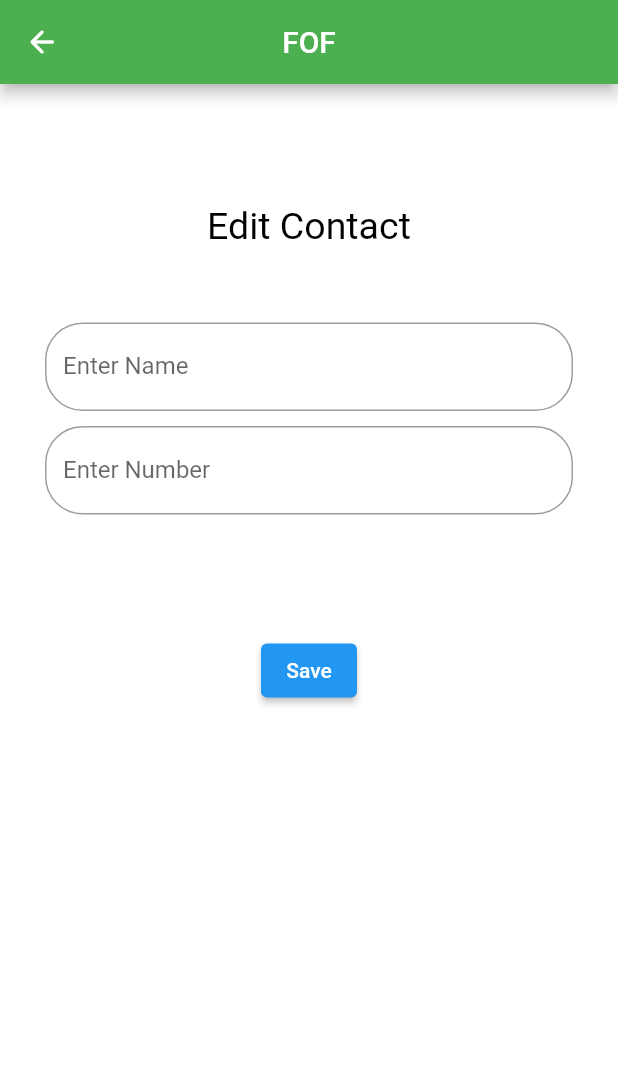
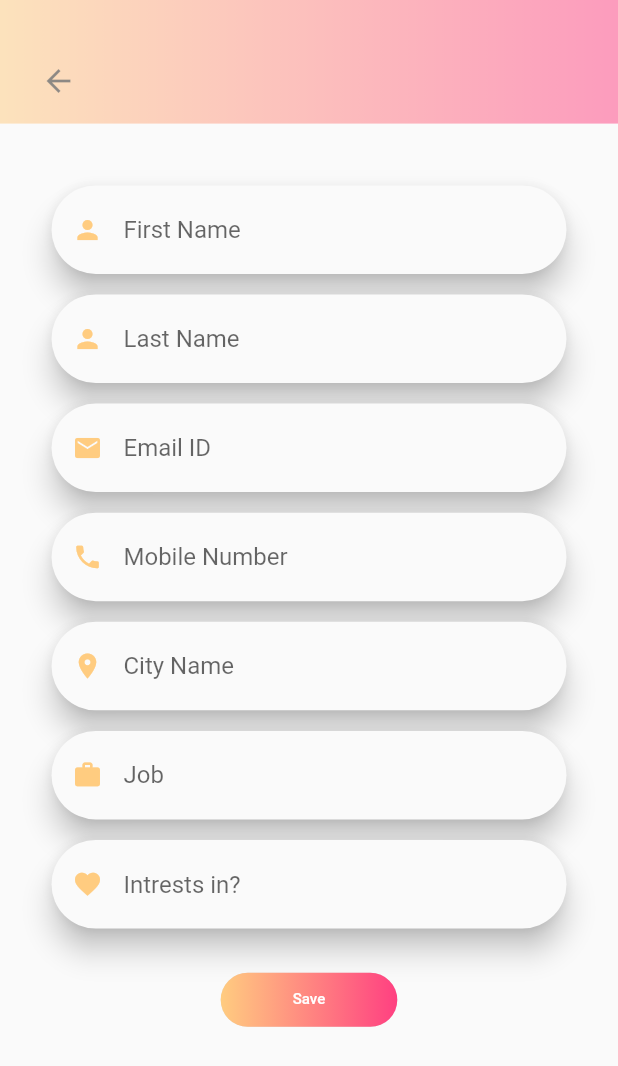
Before and after one commit to amirradjou/FoF, a Flutter app: the ContactView screen opened directly with empty values, on a phone screen of 412 x 824 dp. Shown: the top 1066 px of the screen. Run offline on Flutter 3.47's test engine with Material 2 defaults, Android fonts, the phone set to English and light mode, and no system bars; our stand-ins replace flutter_secure_storage; accounts and stored records are empty; network calls fail; Roboto replaces fonts that are missing (Poppins).

Commit message:
Contact View new Style

```diff
--- a/lib/ContactView.dart
+++ b/lib/ContactView.dart
@@ -1,112 +1,243 @@
+
 import 'package:flutter/cupertino.dart';
 import 'package:flutter/material.dart';
-import 'MyHome.dart';
+import 'package:flutter_app/ui/widgets/customappbar.dart';
+import 'package:flutter_app/ui/widgets/responsive_ui.dart';
+import 'package:flutter_app/ui/widgets/textformfield.dart';
 
 // ignore: must_be_immutable
 class ContactView extends StatelessWidget {
+  String firstName;
   String phoneNumber;
   String contactName;
+  String lastName;
+  String email;
+  String job;
+  String intrests;
+  String cityName;
+  int tempreature;
+  List<dynamic> weatherDescription;
 
 
-  ContactView(String contactName, String phoneNumber, String lastName, String email, String job, String intrests, String cityName, int temperature, String weather_descriptions){
+  ContactView(String firstName, String cellPhone, String lastName,
+      String email, String job, String intrests, String cityName,
+      int temperature, List<dynamic> weatherDescriptions) {
+
+    this.firstName = firstName;
     this.phoneNumber = phoneNumber;
-    this.contactName = contactName;
+    this.lastName = lastName;
+    this.email = email;
+    this.job = job;
+    this.intrests = intrests;
+    this.cityName = cityName;
+    this.tempreature = temperature;
+    this.weatherDescription = weatherDescriptions;
+
   }
+
+  bool checkBoxValue = false;
+  double _height;
+  double _width;
+  double _pixelRatio;
+  bool _large;
+  bool _medium;
 
 
 
   @override
   Widget build(BuildContext context) {
 
-    TextEditingController nameController = TextEditingController(text: contactName);
-    TextEditingController phoneController = TextEditingController(text: phoneNumber);
 
-    return Scaffold(
-        appBar: AppBar(
-          title: Text('FOF'),
-          centerTitle: true,
-          leading:IconButton(
-            icon: Icon(Icons.arrow_back_rounded,color: Colors.white,), onPressed: (){
-            Navigator.pushReplacement(context, MaterialPageRoute(builder: (context) => MyHome()));
-          },
-          ),
-          backgroundColor: Colors.green,
-        ),
-        body: new Material(
-            child: new Container (
-                padding: const EdgeInsets.all(30.0),
-                color: Colors.white,
-                child: new Container(
-                  child: new Center(
-                      child: new Column(
-                          children : [
-                            new Padding(padding: EdgeInsets.only(top: 50.0)),
-                            new Text('Edit Contact',
-                              style: new TextStyle(color: Colors.black, fontSize: 25.0,),),
-                            new Padding(padding: EdgeInsets.only(top: 50.0)),
-                            new TextFormField(
-                              controller: nameController,
-                              decoration: new InputDecoration(
-                                labelText: "Enter Name",
-                                fillColor: Colors.white,
-                                border: new OutlineInputBorder(
-                                  borderRadius: new BorderRadius.circular(25.0),
-                                  borderSide: new BorderSide(
+    _height = MediaQuery
+        .of(context)
+        .size
+        .height;
+    _width = MediaQuery
+        .of(context)
+        .size
+        .width;
+    _pixelRatio = MediaQuery
+        .of(context)
+        .devicePixelRatio;
+    _large = ResponsiveWidget.isScreenLarge(_width, _pixelRatio);
+    _medium = ResponsiveWidget.isScreenMedium(_width, _pixelRatio);
+
+    return Material(
+      child: Scaffold(
+        body: Container(
+          height: _height,
+          width: _width,
+          margin: EdgeInsets.only(bottom: 5),
+          child: SingleChildScrollView(
+            child: Column(
+              children: <Widget>[
+                Opacity(opacity: 0.50, child: CustomAppBar()),
+                form(),
+                SizedBox(height: _height / 35,),
+                button(),
+                //signInTextRow(),
+              ],
             ),
           ),
-                                //fillColor: Colors.green
-                              ),
-                              validator: (val) {
-                                if(val.length==0) {
-                                  return "Name cannot be empty";
-                                }else{
-                                  return null;
-                                }
-                              },
-                              keyboardType: TextInputType.name,
-                              style: new TextStyle(
-                                fontFamily: "Poppins",
         ),
       ),
-                            new Padding(padding: EdgeInsets.only(top: 10.0)),
-                            new TextFormField(
-                              controller: phoneController,
-                              decoration: new InputDecoration(
-                                labelText: "Enter Number",
-                                fillColor: Colors.white,
-                                border: new OutlineInputBorder(
-                                  borderRadius: new BorderRadius.circular(25.0),
-                                  borderSide: new BorderSide(
+    );
+  }
+
+
+  Widget form() {
+    return Container(
+      margin: EdgeInsets.only(
+          left: _width / 12.0,
+          right: _width / 12.0,
+          top: _height / 20.0),
+      child: Form(
+        child: Column(
+          children: <Widget>[
+            firstNameTextFormField(),
+            SizedBox(height: _height / 60.0),
+            lastNameTextFormField(),
+            SizedBox(height: _height / 60.0),
+            emailTextFormField(),
+            SizedBox(height: _height / 60.0),
+            phoneTextFormField(),
+            SizedBox(height: _height / 60.0),
+            cityNameTextFormField(),
+            SizedBox(height: _height / 60.0),
+            jobTextFormField(),
+            SizedBox(height: _height / 60.0),
+            intrestTextFormField(),
+          ],
         ),
       ),
-                                //fillColor: Colors.green
-                              ),
-                              validator: (val) {
-                                if(val.length==0) {
-                                  return "Number cannot be empty";
-                                }else{
-                                  return null;
+    );
   }
-                              },
-                              keyboardType: TextInputType.phone,
-                              style: new TextStyle(
-                                fontFamily: "Poppins",
+
+  Widget firstNameTextFormField() {
+    TextEditingController firstNameController = TextEditingController(text: firstName);
+    return CustomTextField(
+      keyboardType: TextInputType.text,
+      icon: Icons.person,
+      hint: "First Name",
+      textEditingController: firstNameController,
+    );
+  }
+
+  Widget lastNameTextFormField() {
+    TextEditingController lastNameController = TextEditingController(text: lastName);
+    return CustomTextField(
+      keyboardType: TextInputType.text,
+      icon: Icons.person,
+      hint: "Last Name",
+      textEditingController: lastNameController,
+    );
+  }
+
+  Widget emailTextFormField() {
+    TextEditingController emailController = TextEditingController(text: email);
+    return CustomTextField(
+      keyboardType: TextInputType.emailAddress,
+      icon: Icons.email,
+      hint: "Email ID",
+      textEditingController: emailController,
+    );
+  }
+
+  Widget phoneTextFormField() {
+    TextEditingController cellPhoneController = TextEditingController(text: phoneNumber);
+    return CustomTextField(
+      keyboardType: TextInputType.number,
+      icon: Icons.phone,
+      hint: "Mobile Number",
+      textEditingController: cellPhoneController,
+    );
+  }
+
+  Widget cityNameTextFormField() {
+    TextEditingController cityNameController = TextEditingController(text: cityName);
+    return CustomTextField(
+      keyboardType: TextInputType.text,
+      obscureText: true,
+      icon: Icons.location_on,
+      hint: "City Name",
+      textEditingController: cityNameController,
+    );
+  }
+
+  Widget jobTextFormField() {
+    TextEditingController jobController = TextEditingController(text: job);
+    return CustomTextField(
+      keyboardType: TextInputType.text,
+      icon: Icons.work,
+      hint: "Job",
+      textEditingController: jobController,
+    );
+  }
+
+
+  Widget intrestTextFormField() {
+    TextEditingController intrestController = TextEditingController(text: intrests);
+    return CustomTextField(
+      keyboardType: TextInputType.text,
+      icon: Icons.favorite,
+      hint: "Intrests in?",
+      textEditingController: intrestController,
+    );
+  }
+
+
+  Widget button() {
+    return RaisedButton(
+      elevation: 0,
+      shape: RoundedRectangleBorder(borderRadius: BorderRadius.circular(30.0)),
+      onPressed: () {},
+      textColor: Colors.white,
+      padding: EdgeInsets.all(0.0),
+      child: Container(
+        alignment: Alignment.center,
+//        height: _height / 20,
+        width: _large ? _width / 4 : (_medium ? _width / 3.75 : _width / 3.5),
+        decoration: BoxDecoration(
+          borderRadius: BorderRadius.all(Radius.circular(20.0)),
+          gradient: LinearGradient(
+            colors: <Color>[Colors.orange[200], Colors.pinkAccent],
           ),
         ),
-                            new Padding(padding: EdgeInsets.only(top: 80.0)),
-                            ElevatedButton(
-                              onPressed: () {
-                                print(nameController.text);
-                                Navigator.pushReplacement(context, MaterialPageRoute(builder: (context) => MyHome()));
+        padding: const EdgeInsets.all(12.0),
+        child: Text('Save',
+          style: TextStyle(fontSize: _large ? 14 : (_medium ? 12 : 10)),),
+      ),
+    );
+  }
+
+
+  Widget signInTextRow() {
+    return Container(
+      margin: EdgeInsets.only(top: _height / 20.0),
+      child: Row(
+        mainAxisAlignment: MainAxisAlignment.center,
+        children: <Widget>[
+          Text(
+            "Already have an account?",
+            style: TextStyle(fontWeight: FontWeight.w400),
+          ),
+          SizedBox(
+            width: 5,
+          ),
+          GestureDetector(
+            onTap: () {
+              print("Routing to Sign up screen");
             },
-                              child: Text('Save'),
-                            )
-                          ]
-                      )
+            child: Text(
+              "Sign in",
+              style: TextStyle(
+                  fontWeight: FontWeight.w800,
+                  color: Colors.orange[200],
+                  fontSize: 19),
             ),
           )
-            )
-        )
+        ],
+      ),
     );
   }
 }
--- a/lib/Contacts.dart
+++ b/lib/Contacts.dart
@@ -8,12 +8,12 @@ class Contacts{
   String _intrests;
   String _cityName;
   int _temperature;
-  String _weather_descriptions;
+  List<dynamic> _weather_descriptions;
 
   Contacts(this._id, this._firstName, this._lastName, this._cellPhone,
       this._email, this._job, this._intrests, this._cityName, this._temperature, this._weather_descriptions);
 
-  String get weather_descriptions => _weather_descriptions;
+  List<dynamic> get weather_descriptions => _weather_descriptions;
 
   int get temperature => _temperature;
 
--- a/lib/MyHome.dart
+++ b/lib/MyHome.dart
@@ -87,11 +87,12 @@ class MyHome extends StatelessWidget {
     Map<String, String> headers = {"Content-type": "application/json",  "authorization": userToken};
     Response response = await get(url, headers: headers);
       var contactJson = json.decode(response.body);
+      _contacts = [];
       for(var c in contactJson){
         var contactItem = Contacts(c['id'], c['first_name'], c['last_name'], c['cellphone'], c['email'], c['job'],
             c['intrests'], c['city_name'], c['geo_info']['current']['temperature'], c['geo_info']['current']['weather_descriptions']);
         var weather = c['geo_info']['current'];
-        print(weather);
+        print(c['geo_info']['current']['weather_descriptions'].toString());
         _contacts.add(contactItem);
         print('amirrrrrrrrrrrrrrrrrrrrrrrrrrrrrrrrrrrrrrrrrrrrrrrrrrrima');
       }
```
Lines whose indentation alone changed are shown as unchanged.
